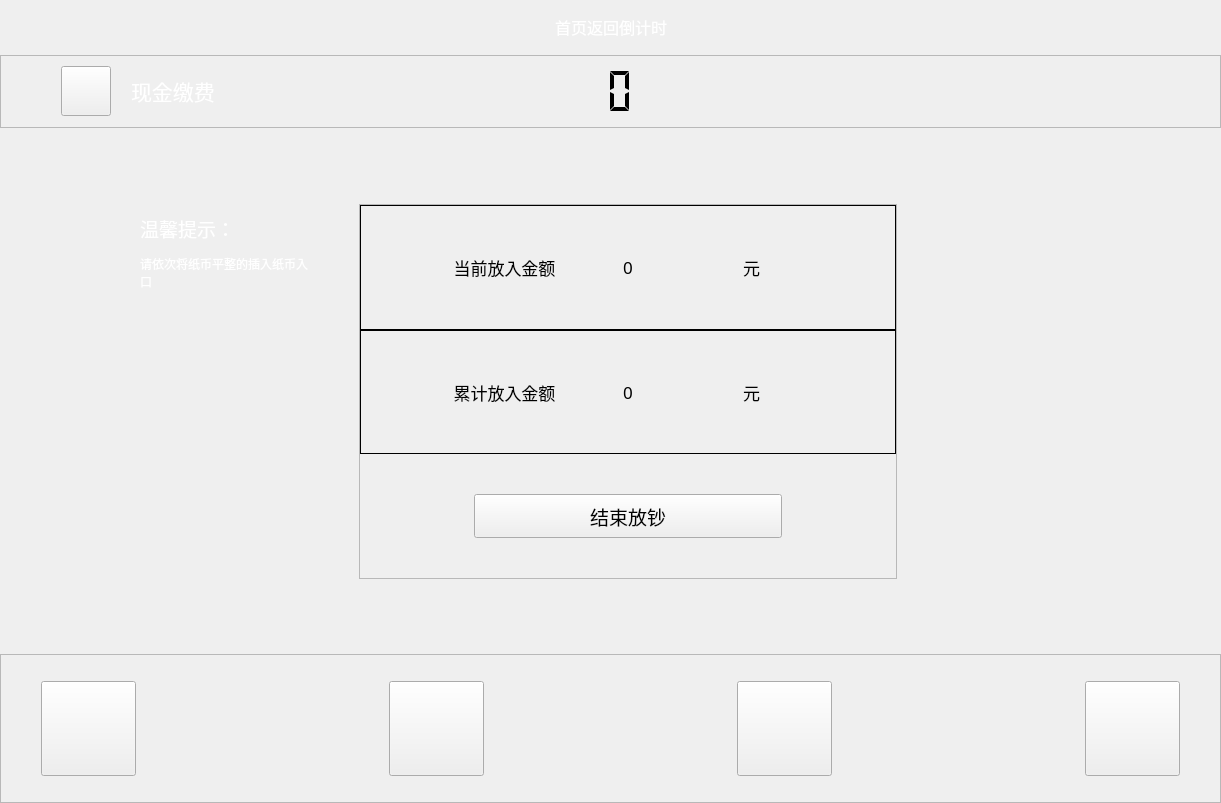
First picture: the form in cashpay.ui, repository along-wds/jiaofeiji_ykgl, before the edit.
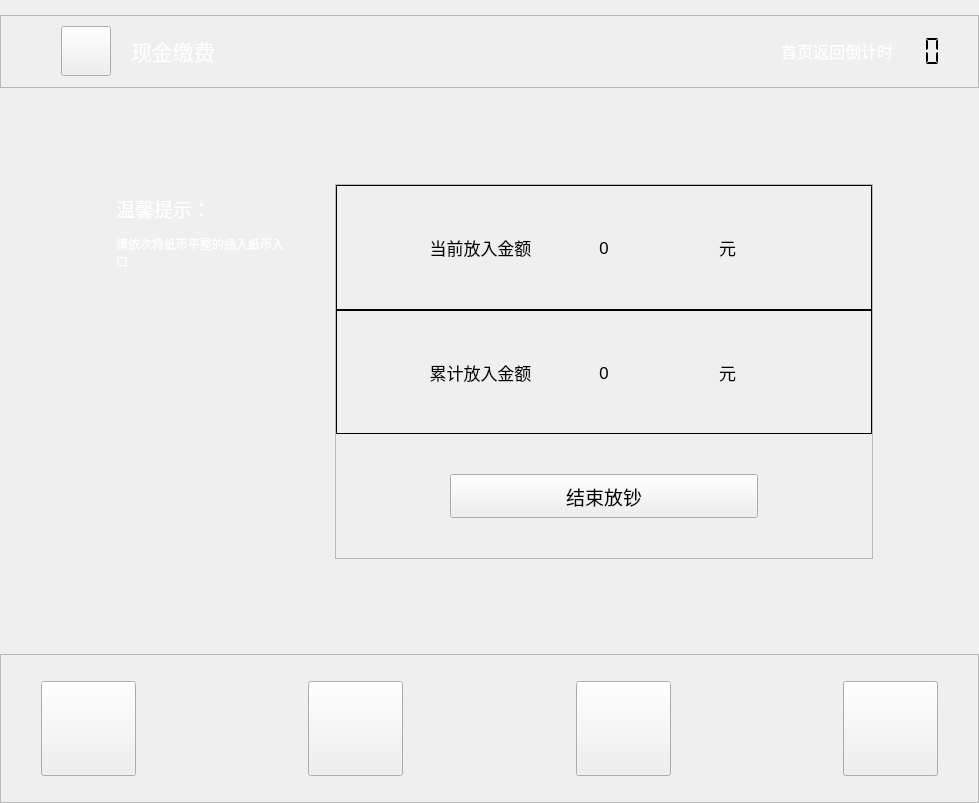
Second picture: the form after the edit. Icons and pictures are not drawn.

The edit to the form file:
```diff
--- a/cashpay.ui
+++ b/cashpay.ui
@@ -6,7 +6,7 @@
    <rect>
     <x>0</x>
     <y>0</y>
-    <width>1221</width>
+    <width>979</width>
     <height>803</height>
    </rect>
   </property>
@@ -36,82 +36,20 @@
     <number>0</number>
    </property>
    <item>
-    <layout class="QHBoxLayout" name="horizontalLayout_23">
-     <item>
-      <spacer name="horizontalSpacer_18">
-       <property name="orientation">
-        <enum>Qt::Horizontal</enum>
-       </property>
-       <property name="sizeHint" stdset="0">
-        <size>
-         <width>40</width>
-         <height>20</height>
-        </size>
-       </property>
-      </spacer>
-     </item>
-     <item>
-      <spacer name="verticalSpacer_10">
-       <property name="orientation">
-        <enum>Qt::Vertical</enum>
-       </property>
-       <property name="sizeType">
-        <enum>QSizePolicy::Fixed</enum>
-       </property>
-       <property name="sizeHint" stdset="0">
-        <size>
-         <width>20</width>
-         <height>55</height>
-        </size>
-       </property>
-      </spacer>
-     </item>
-     <item>
-      <widget class="QLabel" name="label_7">
-       <property name="font">
-        <font>
-         <family>微软雅黑</family>
-         <pointsize>12</pointsize>
-        </font>
-       </property>
-       <property name="text">
-        <string>&lt;html&gt;&lt;head/&gt;&lt;body&gt;&lt;p&gt;&lt;span style=&quot; color:#ffffff;&quot;&gt;首页返回倒计时&lt;/span&gt;&lt;/p&gt;&lt;/body&gt;&lt;/html&gt;</string>
-       </property>
-      </widget>
-     </item>
-     <item>
-      <spacer name="verticalSpacer_3">
-       <property name="orientation">
-        <enum>Qt::Vertical</enum>
-       </property>
-       <property name="sizeType">
-        <enum>QSizePolicy::Fixed</enum>
-       </property>
-       <property name="sizeHint" stdset="0">
-        <size>
-         <width>20</width>
-         <height>55</height>
-        </size>
-       </property>
-      </spacer>
-     </item>
-     <item>
-      <spacer name="horizontalSpacer_17">
-       <property name="orientation">
-        <enum>Qt::Horizontal</enum>
-       </property>
-       <property name="sizeType">
-        <enum>QSizePolicy::Expanding</enum>
-       </property>
-       <property name="sizeHint" stdset="0">
-        <size>
-         <width>15</width>
-         <height>20</height>
-        </size>
-       </property>
-      </spacer>
-     </item>
-    </layout>
+    <spacer name="verticalSpacer_2">
+     <property name="orientation">
+      <enum>Qt::Vertical</enum>
+     </property>
+     <property name="sizeType">
+      <enum>QSizePolicy::Fixed</enum>
+     </property>
+     <property name="sizeHint" stdset="0">
+      <size>
+       <width>20</width>
+       <height>15</height>
+      </size>
+     </property>
+    </spacer>
    </item>
    <item>
     <widget class="QFrame" name="frame_4">
@@ -250,6 +188,19 @@
         </property>
        </spacer>
       </item>
+      <item>
+       <widget class="QLabel" name="label_7">
+        <property name="font">
+         <font>
+          <family>微软雅黑</family>
+          <pointsize>12</pointsize>
+         </font>
+        </property>
+        <property name="text">
+         <string>&lt;html&gt;&lt;head/&gt;&lt;body&gt;&lt;p&gt;&lt;span style=&quot; color:#ffffff;&quot;&gt;首页返回倒计时&lt;/span&gt;&lt;/p&gt;&lt;/body&gt;&lt;/html&gt;</string>
+        </property>
+       </widget>
+      </item>
       <item>
        <widget class="QLCDNumber" name="lcdNumber">
         <property name="sizePolicy">
@@ -260,20 +211,20 @@
         </property>
         <property name="minimumSize">
          <size>
-          <width>120</width>
+          <width>50</width>
           <height>50</height>
          </size>
         </property>
         <property name="maximumSize">
          <size>
-          <width>120</width>
+          <width>50</width>
           <height>50</height>
          </size>
         </property>
         <property name="font">
          <font>
           <family>微软雅黑</family>
-          <pointsize>5</pointsize>
+          <pointsize>12</pointsize>
          </font>
         </property>
         <property name="layoutDirection">
@@ -292,13 +243,13 @@
          <enum>QFrame::Plain</enum>
         </property>
         <property name="lineWidth">
-         <number>1</number>
+         <number>0</number>
         </property>
         <property name="midLineWidth">
          <number>0</number>
         </property>
         <property name="smallDecimalPoint">
-         <bool>true</bool>
+         <bool>false</bool>
         </property>
         <property name="digitCount">
          <number>3</number>
@@ -306,10 +257,13 @@
         <property name="segmentStyle">
          <enum>QLCDNumber::Flat</enum>
         </property>
+        <property name="intValue" stdset="0">
+         <number>0</number>
+        </property>
        </widget>
       </item>
       <item>
-       <spacer name="verticalSpacer_2">
+       <spacer name="verticalSpacer_12">
         <property name="orientation">
          <enum>Qt::Vertical</enum>
         </property>
@@ -325,48 +279,7 @@
        </spacer>
       </item>
       <item>
-       <spacer name="horizontalSpacer_19">
-        <property name="orientation">
-         <enum>Qt::Horizontal</enum>
-        </property>
-        <property name="sizeHint" stdset="0">
-         <size>
-          <width>249</width>
-          <height>20</height>
-         </size>
-        </property>
-       </spacer>
-      </item>
-      <item>
-       <widget class="QLabel" name="label_21">
-        <property name="sizePolicy">
-         <sizepolicy hsizetype="Fixed" vsizetype="Fixed">
-          <horstretch>0</horstretch>
-          <verstretch>0</verstretch>
-         </sizepolicy>
-        </property>
-        <property name="minimumSize">
-         <size>
-          <width>168</width>
-          <height>69</height>
-         </size>
-        </property>
-        <property name="maximumSize">
-         <size>
-          <width>168</width>
-          <height>69</height>
-         </size>
-        </property>
-        <property name="styleSheet">
-         <string notr="true">border-image: url(:/image/picture/qietu/95598.png);</string>
-        </property>
-        <property name="text">
-         <string/>
-        </property>
-       </widget>
-      </item>
-      <item>
-       <spacer name="horizontalSpacer_13">
+       <spacer name="horizontalSpacer_17">
         <property name="orientation">
          <enum>Qt::Horizontal</enum>
         </property>
@@ -375,7 +288,7 @@
         </property>
         <property name="sizeHint" stdset="0">
          <size>
-          <width>60</width>
+          <width>15</width>
           <height>20</height>
          </size>
         </property>
@@ -408,11 +321,11 @@
         <enum>Qt::Horizontal</enum>
        </property>
        <property name="sizeType">
-        <enum>QSizePolicy::Fixed</enum>
+        <enum>QSizePolicy::Expanding</enum>
        </property>
        <property name="sizeHint" stdset="0">
         <size>
-         <width>130</width>
+         <width>60</width>
          <height>20</height>
         </size>
        </property>
```
Left out of the diff: 6 changed lines with no effect on the pictures.
